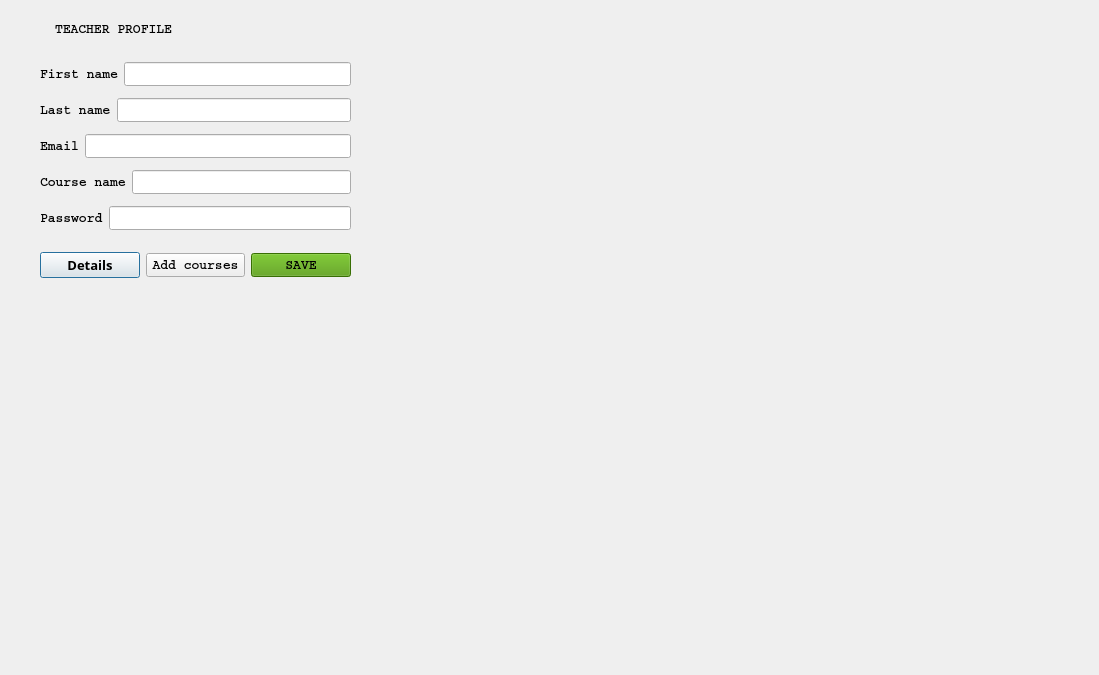
This is menuteacher.ui in casalete/ErasmusIo as Qt 5 draws it before an edit. The edited form follows.
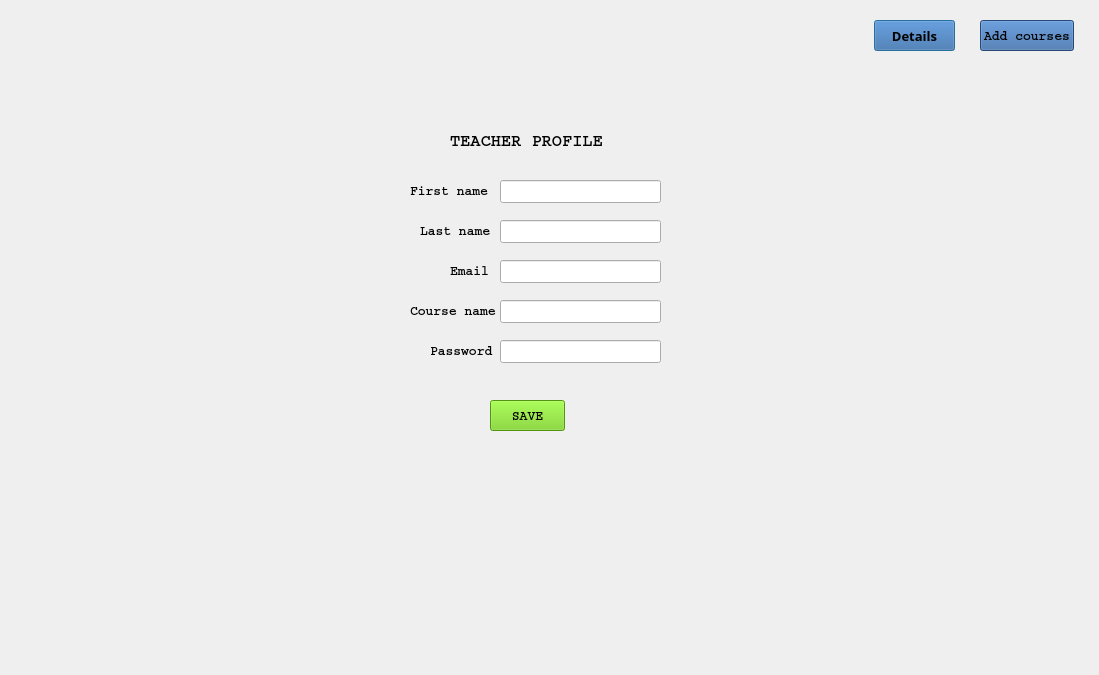
This is the edited form. Icons and pictures are not drawn.

Diff of the .ui file:
```diff
--- a/menuteacher.ui
+++ b/menuteacher.ui
@@ -19,38 +19,36 @@
   <widget class="QLabel" name="label">
    <property name="geometry">
     <rect>
-     <x>55</x>
-     <y>21</y>
-     <width>117</width>
-     <height>16</height>
+     <x>450</x>
+     <y>130</y>
+     <width>161</width>
+     <height>21</height>
     </rect>
    </property>
    <property name="font">
     <font>
      <family>Courier</family>
-     <pointsize>10</pointsize>
+     <pointsize>13</pointsize>
      <weight>75</weight>
      <bold>true</bold>
     </font>
    </property>
+   <property name="styleSheet">
+    <string notr="true">background:transparent;</string>
+   </property>
    <property name="text">
     <string>TEACHER PROFILE</string>
    </property>
   </widget>
-  <widget class="QWidget" name="layoutWidget">
+  <widget class="QLineEdit" name="lineEdit_email">
    <property name="geometry">
     <rect>
-     <x>40</x>
-     <y>56</y>
-     <width>311</width>
-     <height>181</height>
+     <x>500</x>
+     <y>260</y>
+     <width>161</width>
+     <height>23</height>
     </rect>
    </property>
-   <layout class="QVBoxLayout" name="verticalLayout">
-    <item>
-     <layout class="QHBoxLayout" name="horizontalLayout_5">
-      <item>
-       <widget class="QLabel" name="label_2">
         <property name="font">
          <font>
           <family>Courier</family>
@@ -58,30 +56,41 @@
           <weight>75</weight>
           <bold>true</bold>
          </font>
+   </property>
+  </widget>
+  <widget class="QLabel" name="label_6">
+   <property name="geometry">
+    <rect>
+     <x>450</x>
+     <y>260</y>
+     <width>39</width>
+     <height>21</height>
+    </rect>
+   </property>
+   <property name="font">
+    <font>
+     <family>Courier</family>
+     <pointsize>10</pointsize>
+     <weight>75</weight>
+     <bold>true</bold>
+    </font>
+   </property>
+   <property name="styleSheet">
+    <string notr="true">background:transparent;</string>
         </property>
         <property name="text">
-         <string>First name</string>
-        </property>
-       </widget>
-      </item>
-      <item>
-       <widget class="QLineEdit" name="lineEdit_firstName">
-        <property name="font">
-         <font>
-          <family>Courier</family>
-          <pointsize>10</pointsize>
-          <weight>75</weight>
-          <bold>true</bold>
-         </font>
-        </property>
-       </widget>
-      </item>
-     </layout>
-    </item>
-    <item>
-     <layout class="QHBoxLayout" name="horizontalLayout_4">
-      <item>
+    <string>Email</string>
+   </property>
+  </widget>
        <widget class="QLabel" name="label_5">
+   <property name="geometry">
+    <rect>
+     <x>420</x>
+     <y>220</y>
+     <width>71</width>
+     <height>21</height>
+    </rect>
+   </property>
         <property name="font">
          <font>
           <family>Courier</family>
@@ -90,13 +99,22 @@
           <bold>true</bold>
          </font>
         </property>
+   <property name="styleSheet">
+    <string notr="true">background:transparent;</string>
+   </property>
         <property name="text">
          <string>Last name</string>
         </property>
        </widget>
-      </item>
-      <item>
        <widget class="QLineEdit" name="lineEdit_lastName">
+   <property name="geometry">
+    <rect>
+     <x>500</x>
+     <y>220</y>
+     <width>161</width>
+     <height>23</height>
+    </rect>
+   </property>
         <property name="font">
          <font>
           <family>Courier</family>
@@ -106,13 +124,15 @@
          </font>
         </property>
        </widget>
-      </item>
-     </layout>
-    </item>
-    <item>
-     <layout class="QHBoxLayout" name="horizontalLayout_3">
-      <item>
-       <widget class="QLabel" name="label_6">
+  <widget class="QLineEdit" name="lineEdit_password">
+   <property name="geometry">
+    <rect>
+     <x>500</x>
+     <y>340</y>
+     <width>161</width>
+     <height>23</height>
+    </rect>
+   </property>
         <property name="font">
          <font>
           <family>Courier</family>
@@ -120,30 +140,41 @@
           <weight>75</weight>
           <bold>true</bold>
          </font>
+   </property>
+  </widget>
+  <widget class="QLabel" name="label_7">
+   <property name="geometry">
+    <rect>
+     <x>430</x>
+     <y>340</y>
+     <width>63</width>
+     <height>21</height>
+    </rect>
+   </property>
+   <property name="font">
+    <font>
+     <family>Courier</family>
+     <pointsize>10</pointsize>
+     <weight>75</weight>
+     <bold>true</bold>
+    </font>
+   </property>
+   <property name="styleSheet">
+    <string notr="true">background:transparent;</string>
         </property>
         <property name="text">
-         <string>Email</string>
-        </property>
-       </widget>
-      </item>
-      <item>
-       <widget class="QLineEdit" name="lineEdit_email">
-        <property name="font">
-         <font>
-          <family>Courier</family>
-          <pointsize>10</pointsize>
-          <weight>75</weight>
-          <bold>true</bold>
-         </font>
-        </property>
-       </widget>
-      </item>
-     </layout>
-    </item>
-    <item>
-     <layout class="QHBoxLayout" name="horizontalLayout_2">
-      <item>
+    <string>Password</string>
+   </property>
+  </widget>
        <widget class="QLabel" name="label_3">
+   <property name="geometry">
+    <rect>
+     <x>410</x>
+     <y>300</y>
+     <width>91</width>
+     <height>21</height>
+    </rect>
+   </property>
         <property name="font">
          <font>
           <family>Courier</family>
@@ -152,13 +183,22 @@
           <bold>true</bold>
          </font>
         </property>
+   <property name="styleSheet">
+    <string notr="true">background:transparent;</string>
+   </property>
         <property name="text">
          <string>Course name</string>
         </property>
        </widget>
-      </item>
-      <item>
        <widget class="QLineEdit" name="lineEdit_courseName">
+   <property name="geometry">
+    <rect>
+     <x>500</x>
+     <y>300</y>
+     <width>161</width>
+     <height>23</height>
+    </rect>
+   </property>
         <property name="font">
          <font>
           <family>Courier</family>
@@ -168,13 +208,15 @@
          </font>
         </property>
        </widget>
-      </item>
-     </layout>
-    </item>
-    <item>
-     <layout class="QHBoxLayout" name="horizontalLayout">
-      <item>
-       <widget class="QLabel" name="label_7">
+  <widget class="QLabel" name="label_2">
+   <property name="geometry">
+    <rect>
+     <x>410</x>
+     <y>180</y>
+     <width>78</width>
+     <height>21</height>
+    </rect>
+   </property>
         <property name="font">
          <font>
           <family>Courier</family>
@@ -183,13 +225,22 @@
           <bold>true</bold>
          </font>
         </property>
+   <property name="styleSheet">
+    <string notr="true">background:transparent;</string>
+   </property>
         <property name="text">
-         <string>Password</string>
-        </property>
-       </widget>
-      </item>
-      <item>
-       <widget class="QLineEdit" name="lineEdit_password">
+    <string>First name</string>
+   </property>
+  </widget>
+  <widget class="QLineEdit" name="lineEdit_firstName">
+   <property name="geometry">
+    <rect>
+     <x>500</x>
+     <y>180</y>
+     <width>161</width>
+     <height>23</height>
+    </rect>
+   </property>
         <property name="font">
          <font>
           <family>Courier</family>
@@ -199,23 +250,15 @@
          </font>
         </property>
        </widget>
-      </item>
-     </layout>
-    </item>
-   </layout>
-  </widget>
-  <widget class="QWidget" name="layoutWidget">
-   <property name="geometry">
-    <rect>
-     <x>40</x>
-     <y>250</y>
-     <width>311</width>
-     <height>31</height>
-    </rect>
-   </property>
-   <layout class="QHBoxLayout" name="horizontalLayout_6">
-    <item>
      <widget class="QPushButton" name="pushButton_details">
+   <property name="geometry">
+    <rect>
+     <x>874</x>
+     <y>20</y>
+     <width>81</width>
+     <height>31</height>
+    </rect>
+   </property>
       <property name="font">
        <font>
         <family>Courier 10 Pitch</family>
@@ -224,13 +267,22 @@
         <bold>true</bold>
        </font>
       </property>
+   <property name="styleSheet">
+    <string notr="true">background: rgb(52, 101, 164);</string>
+   </property>
       <property name="text">
        <string>Details</string>
       </property>
      </widget>
-    </item>
-    <item>
      <widget class="QPushButton" name="coursesButton">
+   <property name="geometry">
+    <rect>
+     <x>980</x>
+     <y>20</y>
+     <width>94</width>
+     <height>31</height>
+    </rect>
+   </property>
       <property name="font">
        <font>
         <family>Courier</family>
@@ -239,13 +291,22 @@
         <bold>true</bold>
        </font>
       </property>
+   <property name="styleSheet">
+    <string notr="true">background: rgb(52, 101, 164);</string>
+   </property>
       <property name="text">
        <string>Add courses</string>
       </property>
      </widget>
-    </item>
-    <item>
      <widget class="QPushButton" name="pushButton_save">
+   <property name="geometry">
+    <rect>
+     <x>490</x>
+     <y>400</y>
+     <width>75</width>
+     <height>31</height>
+    </rect>
+   </property>
       <property name="font">
        <font>
         <family>Courier</family>
@@ -255,14 +316,11 @@
        </font>
       </property>
       <property name="styleSheet">
-       <string notr="true">background-color: rgb(78, 154, 6);</string>
+    <string notr="true">background:rgb(115, 210, 22);</string>
       </property>
       <property name="text">
        <string>SAVE</string>
       </property>
-     </widget>
-    </item>
-   </layout>
   </widget>
  </widget>
  <resources/>
```
Lines whose indentation alone changed are shown as unchanged.
